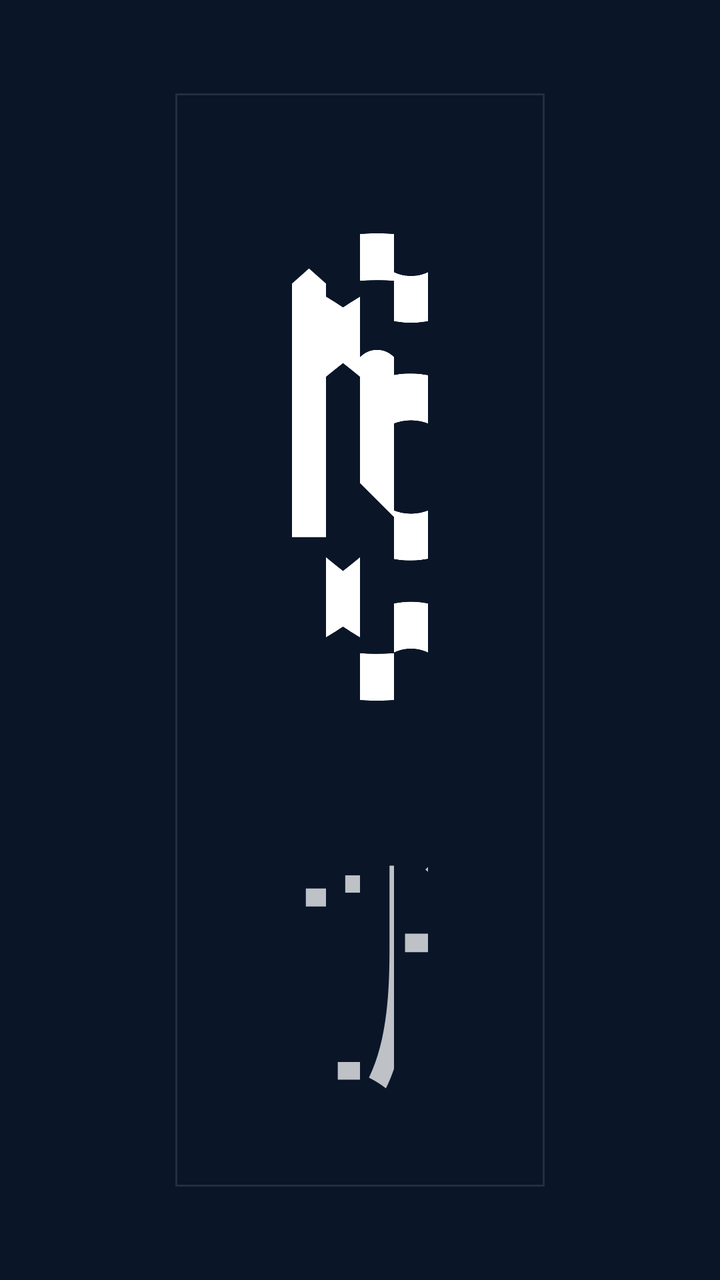
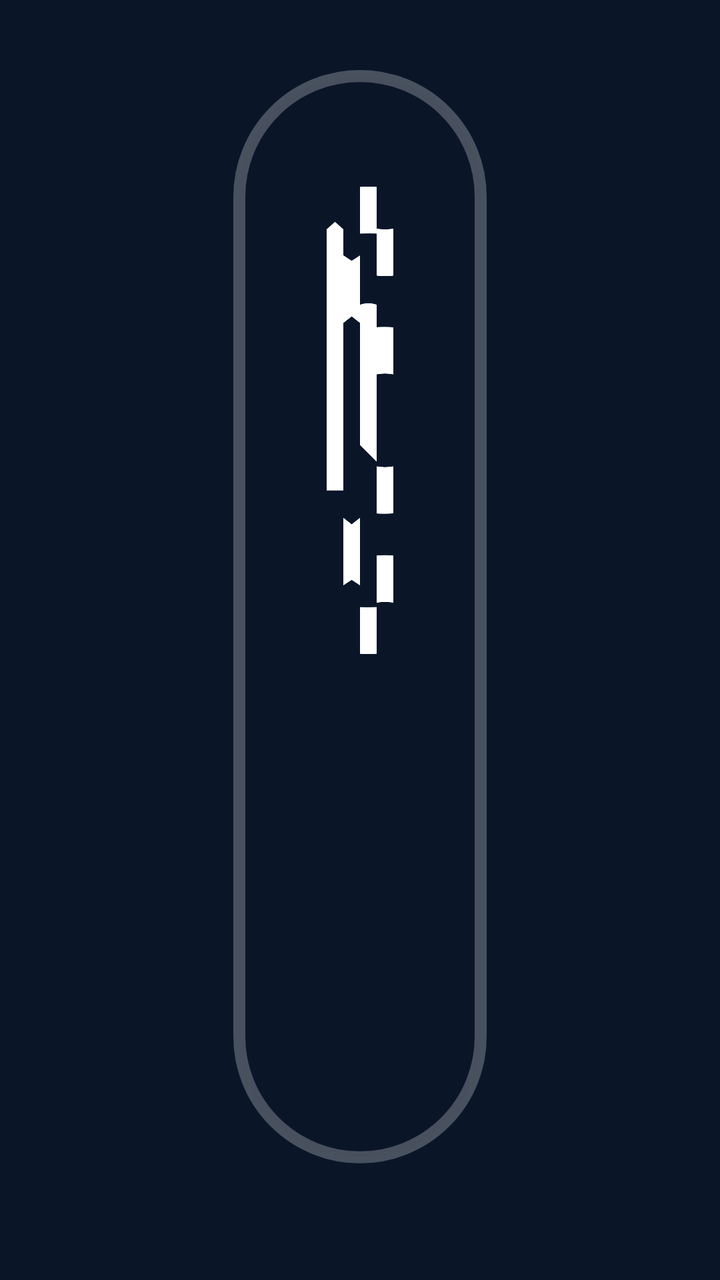

Compare the two renders of this Android layout. The source of the first and the diff that turns it into the second are given below.
<!-- AndroidManifest.xml: application theme AppTheme.NoActionBar -->
<!-- res/layout/view_bottom_nav.xml -->
﻿<?xml version="1.0" encoding="utf-8"?>
<FrameLayout xmlns:android="http://schemas.android.com/apk/res/android"
    android:id="@+id/bottomNav"
    android:layout_width="match_parent"
    android:layout_height="@dimen/vs_120"
    android:paddingLeft="@dimen/vs_15"
    android:paddingTop="@dimen/vs_8"
    android:paddingRight="@dimen/vs_15"
    android:paddingBottom="@dimen/vs_8">

    <LinearLayout
        android:layout_width="match_parent"
        android:layout_height="match_parent"
        android:background="@drawable/bg_bottom_nav"
    android:clickable="true"
    android:elevation="12dp"
    android:translationZ="12dp"
        android:orientation="horizontal"
        android:paddingLeft="@dimen/vs_10"
        android:paddingTop="@dimen/vs_8"
        android:paddingRight="@dimen/vs_10"
        android:paddingBottom="@dimen/vs_8">

        <LinearLayout
            android:id="@+id/nav_home"
            android:layout_width="0dp"
            android:layout_height="match_parent"
            android:layout_weight="1"
            android:clickable="true"
            android:focusable="true"
            android:gravity="center"
            android:orientation="vertical">

            <ImageView
                android:layout_width="@dimen/vs_48"
                android:layout_height="@dimen/vs_48"
                android:src="@drawable/icon_home" />

            <TextView
                android:layout_width="wrap_content"
                android:layout_height="wrap_content"
                android:layout_marginTop="@dimen/vs_2"
                android:text="首页"
                android:textColor="@color/color_BBFFFFFF"
                android:textSize="@dimen/ts_22" />
        </LinearLayout>

        <LinearLayout
            android:id="@+id/nav_live"
            android:layout_width="0dp"
            android:layout_height="match_parent"
            android:layout_weight="1"
            android:clickable="true"
            android:focusable="true"
            android:gravity="center"
            android:orientation="vertical">

            <ImageView
                android:layout_width="@dimen/vs_48"
                android:layout_height="@dimen/vs_48"
                android:src="@drawable/icon_live" />

            <TextView
                android:layout_width="wrap_content"
                android:layout_height="wrap_content"
                android:layout_marginTop="@dimen/vs_2"
                android:text="直播"
                android:textColor="@color/color_BBFFFFFF"
                android:textSize="@dimen/ts_22" />
        </LinearLayout>

        <LinearLayout
            android:id="@+id/nav_history"
            android:layout_width="0dp"
            android:layout_height="match_parent"
            android:layout_weight="1"
            android:clickable="true"
            android:focusable="true"
            android:gravity="center"
            android:orientation="vertical">

            <ImageView
                android:layout_width="@dimen/vs_48"
                android:layout_height="@dimen/vs_48"
                android:src="@drawable/icon_history" />

            <TextView
                android:layout_width="wrap_content"
                android:layout_height="wrap_content"
                android:layout_marginTop="@dimen/vs_2"
                android:text="历史/收藏"
                android:textColor="@color/color_BBFFFFFF"
                android:textSize="@dimen/ts_22" />
        </LinearLayout>

        <LinearLayout
            android:id="@+id/nav_setting"
            android:layout_width="0dp"
            android:layout_height="match_parent"
            android:layout_weight="1"
            android:clickable="true"
            android:focusable="true"
            android:gravity="center"
            android:orientation="vertical">

            <ImageView
                android:layout_width="@dimen/vs_48"
                android:layout_height="@dimen/vs_48"
                android:src="@drawable/icon_setting" />

            <TextView
                android:layout_width="wrap_content"
                android:layout_height="wrap_content"
                android:layout_marginTop="@dimen/vs_2"
                android:text="设置"
                android:textColor="@color/color_BBFFFFFF"
                android:textSize="@dimen/ts_22" />
        </LinearLayout>
    </LinearLayout>
</FrameLayout>
<!-- resources referenced by this layout -->
<resources>
  <color name="color_BBFFFFFF">#bbffffff</color>
  <dimen name="ts_22">22mm</dimen>
  <dimen name="vs_10">10mm</dimen>
  <dimen name="vs_120">120mm</dimen>
  <dimen name="vs_15">15mm</dimen>
  <dimen name="vs_2">2mm</dimen>
  <dimen name="vs_48">48mm</dimen>
  <dimen name="vs_8">8mm</dimen>
  <!-- drawable bg_bottom_nav (drawable) -->
  <?xml version="1.0" encoding="utf-8"?>
  <shape xmlns:android="http://schemas.android.com/apk/res/android"
      android:shape="rectangle">
      <solid android:color="@color/color_deep_navy" />
      <stroke
          android:width="1dp"
          android:color="#1AFFFFFF" />
  </shape>
  <!-- drawable icon_history (drawable) -->
  <vector xmlns:android="http://schemas.android.com/apk/res/android"
      android:width="48dp"
      android:height="48dp"
      android:viewportWidth="1024"
      android:viewportHeight="1024">
    <path
        android:pathData="M554.75,341.33a42.67,42.67 0,1 0,-85.33 0v170.84a42.67,42.67 0,0 0,12.5 30.17l106.58,106.5a42.67,42.67 0,1 0,60.33 -60.33L554.67,494.46V341.33z"
        android:fillColor="#ffffff"/>
    <path
        android:pathData="M273.66,267.65h36.65a42.67,42.67 0,1 1,0 85.33H170.67a42.67,42.67 0,0 1,-42.67 -42.67V170.67a42.67,42.67 0,0 1,85.33 0v36.65A425.39,425.39 0,0 1,512 85.33c235.65,0 426.67,191.02 426.67,426.67s-191.02,426.67 -426.67,426.67S85.33,747.65 85.33,512a42.67,42.67 0,1 1,85.33 0,341.33 341.33,0 1,0 103,-244.35z"
        android:fillColor="#ffffff"/>
  </vector>
  <!-- drawable icon_home (drawable) -->
  <vector xmlns:android="http://schemas.android.com/apk/res/android"
      android:width="48dp"
      android:height="48dp"
      android:viewportWidth="1024"
      android:viewportHeight="1024">
    <path
        android:pathData="M512,149.33L128,490.67v384h256V640h256v234.67h256v-384z"
        android:fillColor="#ffffff"/>
  </vector>
  <style name="AppTheme.NoActionBar" parent="AppTheme">
          <item name="android:windowActionBar">false</item>
          <item name="android:windowNoTitle">true</item>
          <item name="windowActionBar">false</item>
          <item name="android:windowFullscreen">true</item>//全屏即无通知栏
          <item name="android:windowContentOverlay">@null</item>//是否有遮盖
          <item name="windowNoTitle">true</item>
          <item name="android:keepScreenOn">true</item>
          
          <item name="android:windowBackground">@color/color_deep_navy</item>
      </style>
  <color name="color_deep_navy">#0A1628</color>
  <style name="AppTheme" parent="Theme.AppCompat.Light.DarkActionBar">
          
          <item name="colorPrimary">@color/color_6200EE</item>
          <item name="colorPrimaryDark">@color/color_3700B3</item>
          <item name="colorAccent">@color/color_03DAC5</item>
      </style>
  <color name="color_6200EE">#6200EE</color>
  <color name="color_3700B3">#3700B3</color>
  <color name="color_03DAC5">#03DAC5</color>
  <!-- unchanged entries left out for length: 2 -->
</resources>

<!-- the commit's change to res/layout/view_bottom_nav.xml (unified diff, before → after) -->
@@ -1,25 +1,27 @@
-﻿<?xml version="1.0" encoding="utf-8"?>
+<?xml version="1.0" encoding="utf-8"?>
 <FrameLayout xmlns:android="http://schemas.android.com/apk/res/android"
     android:id="@+id/bottomNav"
     android:layout_width="match_parent"
     android:layout_height="@dimen/vs_120"
-    android:paddingLeft="@dimen/vs_15"
-    android:paddingTop="@dimen/vs_8"
-    android:paddingRight="@dimen/vs_15"
-    android:paddingBottom="@dimen/vs_8">
+    android:clipChildren="false"
+    android:clipToPadding="false"
+    android:paddingLeft="@dimen/vs_20"
+    android:paddingTop="@dimen/vs_6"
+    android:paddingRight="@dimen/vs_20"
+    android:paddingBottom="@dimen/vs_10">
 
     <LinearLayout
         android:layout_width="match_parent"
         android:layout_height="match_parent"
         android:background="@drawable/bg_bottom_nav"
-    android:clickable="true"
-    android:elevation="12dp"
-    android:translationZ="12dp"
+        android:clickable="true"
+        android:elevation="10dp"
         android:orientation="horizontal"
-        android:paddingLeft="@dimen/vs_10"
-        android:paddingTop="@dimen/vs_8"
-        android:paddingRight="@dimen/vs_10"
-        android:paddingBottom="@dimen/vs_8">
+        android:paddingLeft="@dimen/vs_8"
+        android:paddingTop="@dimen/vs_6"
+        android:paddingRight="@dimen/vs_8"
+        android:paddingBottom="@dimen/vs_6"
+        android:translationZ="10dp">
 
         <LinearLayout
             android:id="@+id/nav_home"
@@ -29,7 +31,9 @@
             android:clickable="true"
             android:focusable="true"
             android:gravity="center"
-            android:orientation="vertical">
+            android:orientation="vertical"
+            android:paddingLeft="@dimen/vs_6"
+            android:paddingRight="@dimen/vs_6">
 
             <ImageView
                 android:layout_width="@dimen/vs_48"
@@ -42,7 +46,7 @@
                 android:layout_marginTop="@dimen/vs_2"
                 android:text="首页"
                 android:textColor="@color/color_BBFFFFFF"
-                android:textSize="@dimen/ts_22" />
+                android:textSize="@dimen/ts_20" />
         </LinearLayout>
 
         <LinearLayout
@@ -53,7 +57,9 @@
             android:clickable="true"
             android:focusable="true"
             android:gravity="center"
-            android:orientation="vertical">
+            android:orientation="vertical"
+            android:paddingLeft="@dimen/vs_6"
+            android:paddingRight="@dimen/vs_6">
 
             <ImageView
                 android:layout_width="@dimen/vs_48"
@@ -66,7 +72,7 @@
                 android:layout_marginTop="@dimen/vs_2"
                 android:text="直播"
                 android:textColor="@color/color_BBFFFFFF"
-                android:textSize="@dimen/ts_22" />
+                android:textSize="@dimen/ts_20" />
         </LinearLayout>
 
         <LinearLayout
@@ -77,7 +83,9 @@
             android:clickable="true"
             android:focusable="true"
             android:gravity="center"
-            android:orientation="vertical">
+            android:orientation="vertical"
+            android:paddingLeft="@dimen/vs_6"
+            android:paddingRight="@dimen/vs_6">
 
             <ImageView
                 android:layout_width="@dimen/vs_48"
@@ -90,7 +98,7 @@
                 android:layout_marginTop="@dimen/vs_2"
                 android:text="历史/收藏"
                 android:textColor="@color/color_BBFFFFFF"
-                android:textSize="@dimen/ts_22" />
+                android:textSize="@dimen/ts_20" />
         </LinearLayout>
 
         <LinearLayout
@@ -101,7 +109,9 @@
             android:clickable="true"
             android:focusable="true"
             android:gravity="center"
-            android:orientation="vertical">
+            android:orientation="vertical"
+            android:paddingLeft="@dimen/vs_6"
+            android:paddingRight="@dimen/vs_6">
 
             <ImageView
                 android:layout_width="@dimen/vs_48"
@@ -114,7 +124,7 @@
                 android:layout_marginTop="@dimen/vs_2"
                 android:text="设置"
                 android:textColor="@color/color_BBFFFFFF"
-                android:textSize="@dimen/ts_22" />
+                android:textSize="@dimen/ts_20" />
         </LinearLayout>
     </LinearLayout>
 </FrameLayout>
<!-- resource entries referenced after the edit -->
@@ -1,21 +1,23 @@
 <!-- resources referenced by this layout -->
 <resources>
   <color name="color_BBFFFFFF">#bbffffff</color>
-  <dimen name="ts_22">22mm</dimen>
+  <dimen name="ts_20">20mm</dimen>
   <dimen name="vs_10">10mm</dimen>
   <dimen name="vs_120">120mm</dimen>
-  <dimen name="vs_15">15mm</dimen>
   <dimen name="vs_2">2mm</dimen>
+  <dimen name="vs_20">20mm</dimen>
   <dimen name="vs_48">48mm</dimen>
+  <dimen name="vs_6">6mm</dimen>
   <dimen name="vs_8">8mm</dimen>
   <!-- drawable bg_bottom_nav (drawable) -->
   <?xml version="1.0" encoding="utf-8"?>
   <shape xmlns:android="http://schemas.android.com/apk/res/android"
       android:shape="rectangle">
-      <solid android:color="@color/color_deep_navy" />
+      <corners android:radius="@dimen/vs_60" />
+      <solid android:color="#E60A1628" />
       <stroke
-          android:width="1dp"
-          android:color="#1AFFFFFF" />
+          android:width="@dimen/vs_1"
+          android:color="#40FFFFFF" />
   </shape>
   <!-- drawable icon_history (drawable) -->
   <vector xmlns:android="http://schemas.android.com/apk/res/android"
@@ -51,6 +53,8 @@
           
           <item name="android:windowBackground">@color/color_deep_navy</item>
       </style>
+  <dimen name="vs_60">60mm</dimen>
+  <dimen name="vs_1">1mm</dimen>
   <color name="color_deep_navy">#0A1628</color>
   <style name="AppTheme" parent="Theme.AppCompat.Light.DarkActionBar">
           
